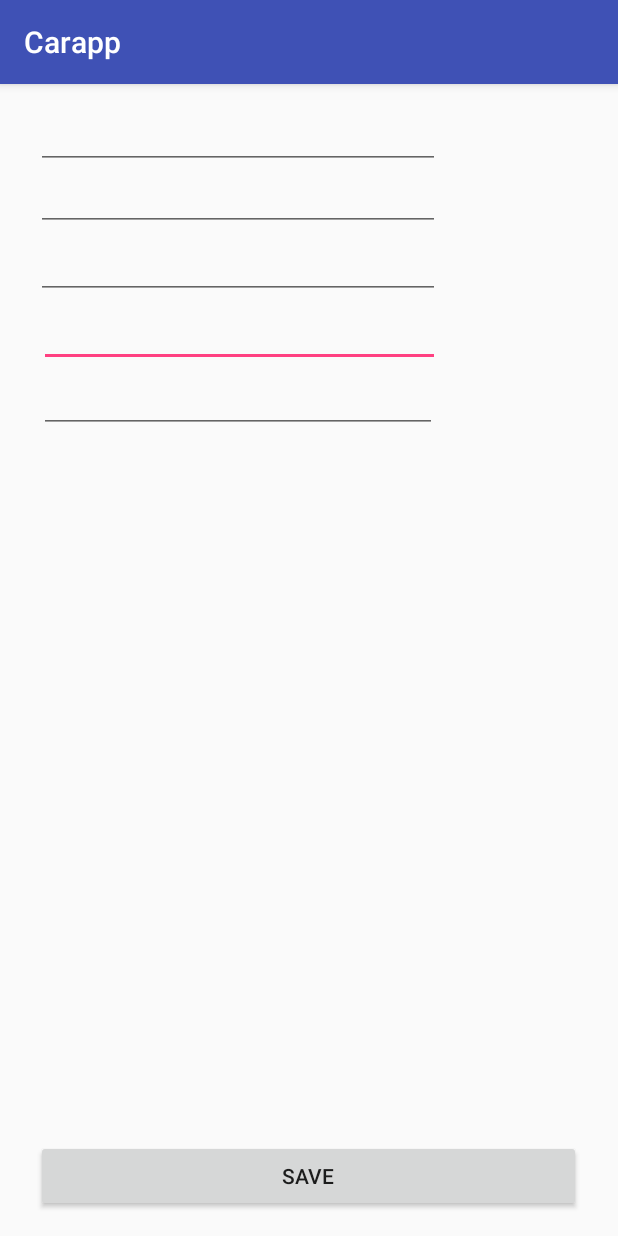
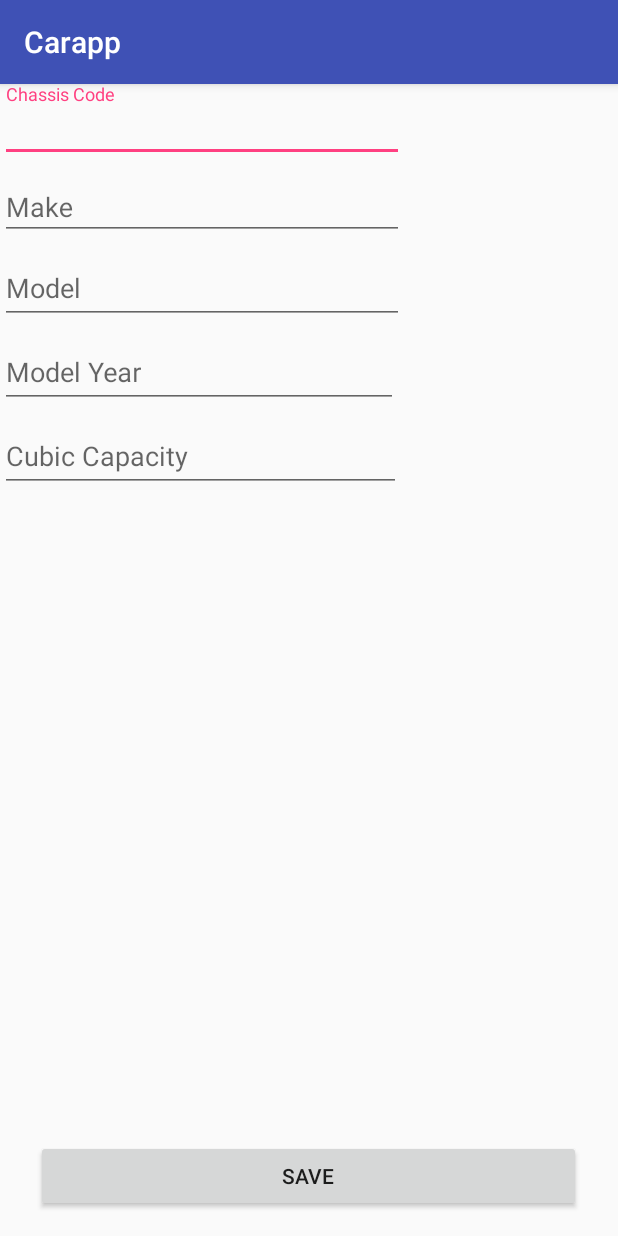
Before and after one commit to georgegabrielli/Mobile-Development-Laboratory, an Android app: the EditCar screen opened directly, with no data from a screen before it, on a phone screen of 412 x 824 dp. Run offline under Robolectric (Android 15) with nearby library versions, the phone set to English and light mode, and no system bars; 5 statements that could not run were skipped.

Commit message:
Added edit and mail functionality

```diff
--- a/ANDROID/app/build.gradle
+++ b/ANDROID/app/build.gradle
@@ -25,4 +25,6 @@ dependencies {
     testImplementation 'junit:junit:4.12'
     androidTestImplementation 'com.android.support.test:runner:1.0.1'
     androidTestImplementation 'com.android.support.test.espresso:espresso-core:3.0.1'
+
+    compile 'com.android.support:design:25.3.1'
 }
--- a/ANDROID/app/src/main/AndroidManifest.xml
+++ b/ANDROID/app/src/main/AndroidManifest.xml
@@ -2,6 +2,7 @@
 <manifest xmlns:android="http://schemas.android.com/apk/res/android"
     package="com.carapp.gobi.carapp">
 
+    <uses-permission android:name="android.permission.ACCESS_NETWORK_STATE" />
     <application
         android:allowBackup="true"
         android:icon="@mipmap/ic_launcher"
--- a/ANDROID/app/src/main/res/layout/activity_edit_car.xml
+++ b/ANDROID/app/src/main/res/layout/activity_edit_car.xml
@@ -1,10 +1,7 @@
 <?xml version="1.0" encoding="utf-8"?>
 <RelativeLayout xmlns:android="http://schemas.android.com/apk/res/android"
-    xmlns:app="http://schemas.android.com/apk/res-auto"
-    xmlns:tools="http://schemas.android.com/tools"
     android:layout_width="match_parent"
-    android:layout_height="match_parent"
-    tools:context="com.carapp.gobi.carapp.EditCar">
+    android:layout_height="match_parent">
 
     <Button
         android:id="@+id/buttonSave"
@@ -13,33 +10,62 @@
         android:layout_alignParentBottom="true"
         android:layout_centerHorizontal="true"
         android:layout_marginBottom="16dp"
-        android:text="Save"
-        tools:layout_editor_absoluteX="11dp"
-        tools:layout_editor_absoluteY="447dp" />
+        android:text="Save" />
+
+    <android.support.design.widget.TextInputLayout xmlns:android="http://schemas.android.com/apk/res/android"
+        android:id="@+id/layoutChassisCode"
+        android:layout_width="wrap_content"
+        android:layout_height="wrap_content">
+
+        <EditText
+            android:id="@+id/editTextChassisCode"
+            android:layout_width="269dp"
+            android:layout_height="41dp"
+            android:layout_alignParentTop="true"
+            android:layout_alignStart="@+id/buttonSave"
+            android:layout_marginTop="15dp"
+            android:ems="10"
+            android:hint="@string/chassis_code"
+            android:inputType="text" />
+
+    </android.support.design.widget.TextInputLayout>
+
+    <android.support.design.widget.TextInputLayout xmlns:android="http://schemas.android.com/apk/res/android"
+        android:id="@+id/layoutCubicCapacity"
+        android:layout_width="wrap_content"
+        android:layout_height="wrap_content"
+        android:layout_below="@+id/layoutModelYear">
 
         <EditText
             android:id="@+id/editTextCubicCapacity"
             android:layout_width="267dp"
             android:layout_height="wrap_content"
-        android:layout_alignEnd="@+id/editTextModel"
-        android:layout_below="@+id/editTextModel"
-        android:contentDescription="Cubic Capacity"
             android:ems="10"
-        android:inputType="number"
-        tools:layout_editor_absoluteX="4dp"
-        tools:layout_editor_absoluteY="158dp" />
+            android:hint="@string/cubic_capaity"
+            android:inputType="number" />
+    </android.support.design.widget.TextInputLayout>
+
+    <android.support.design.widget.TextInputLayout xmlns:android="http://schemas.android.com/apk/res/android"
+        android:layout_width="wrap_content"
+        android:layout_height="wrap_content"
+        android:id="@+id/layoutMake"
+        android:layout_below="@+id/layoutChassisCode">
+
 
         <EditText
             android:id="@+id/editTextMake"
             android:layout_width="269dp"
             android:layout_height="41dp"
-        android:layout_alignStart="@+id/editTextChassiCode"
-        android:layout_below="@+id/editTextChassiCode"
-        android:contentDescription="Make"
             android:ems="10"
-        android:inputType="text"
-        app:layout_constraintTop_toBottomOf="@+id/editTextCubicCapacity"
-        tools:layout_editor_absoluteX="4dp" />
+            android:hint="@string/make"
+            android:inputType="text" />
+    </android.support.design.widget.TextInputLayout>
+
+    <android.support.design.widget.TextInputLayout xmlns:android="http://schemas.android.com/apk/res/android"
+        android:layout_width="wrap_content"
+        android:layout_height="wrap_content"
+        android:id="@+id/layoutModelYear"
+        android:layout_below="@+id/layoutModel">
 
         <EditText
             android:id="@+id/editTextModelYear"
@@ -48,11 +74,15 @@
             android:layout_alignStart="@+id/editTextCubicCapacity"
             android:layout_below="@+id/editTextModel"
             android:layout_marginTop="44dp"
-        android:contentDescription="Model Year"
-        android:ems="10"
-        android:inputType="number"
-        tools:layout_editor_absoluteX="4dp"
-        tools:layout_editor_absoluteY="222dp" />
+            android:hint="@string/model_year"
+            android:inputType="number" />
+    </android.support.design.widget.TextInputLayout>
+
+    <android.support.design.widget.TextInputLayout xmlns:android="http://schemas.android.com/apk/res/android"
+        android:layout_width="wrap_content"
+        android:layout_height="wrap_content"
+        android:layout_below="@+id/layoutMake"
+        android:id="@+id/layoutModel">
 
         <EditText
             android:id="@+id/editTextModel"
@@ -60,23 +90,10 @@
             android:layout_height="wrap_content"
             android:layout_alignStart="@+id/editTextMake"
             android:layout_below="@+id/editTextMake"
-        android:contentDescription="Model"
             android:ems="10"
-        android:inputType="text"
-        tools:layout_editor_absoluteX="4dp"
-        tools:layout_editor_absoluteY="102dp" />
+            android:hint="@string/model"
+            android:inputType="text" />
+    </android.support.design.widget.TextInputLayout>
 
-    <EditText
-        android:id="@+id/editTextChassiCode"
-        android:layout_width="269dp"
-        android:layout_height="41dp"
-        android:layout_alignParentTop="true"
-        android:layout_alignStart="@+id/buttonSave"
-        android:layout_marginTop="15dp"
-        android:contentDescription="Chassis Code"
-        android:ems="10"
-        android:inputType="text"
-        tools:layout_editor_absoluteX="4dp"
-        tools:layout_editor_absoluteY="4dp" />
 
 </RelativeLayout>
--- a/ANDROID/app/src/main/res/values/strings.xml
+++ b/ANDROID/app/src/main/res/values/strings.xml
@@ -1,3 +1,8 @@
 <resources>
     <string name="app_name">Carapp</string>
+    <string name="chassis_code">Chassis Code</string>
+    <string name="model">Model</string>
+    <string name="make">Make</string>
+    <string name="cubic_capaity">Cubic Capacity</string>
+    <string name="model_year">Model Year</string>
 </resources>
```
Also changed, not shown: ANDROID/app/src/main/java/com/carapp/gobi/carapp/DetailsActivity.java (+24 -1 lines), ANDROID/app/src/main/java/com/carapp/gobi/carapp/EditCar.java (+94 -0 lines), ANDROID/app/src/main/java/com/carapp/gobi/carapp/domain/Car.java (+12 -0 lines). Lines whose indentation alone changed are shown as unchanged.
